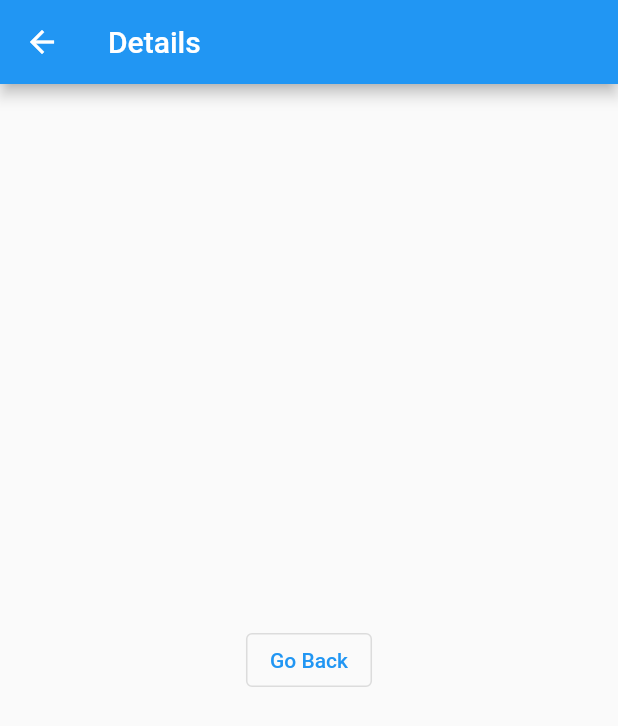
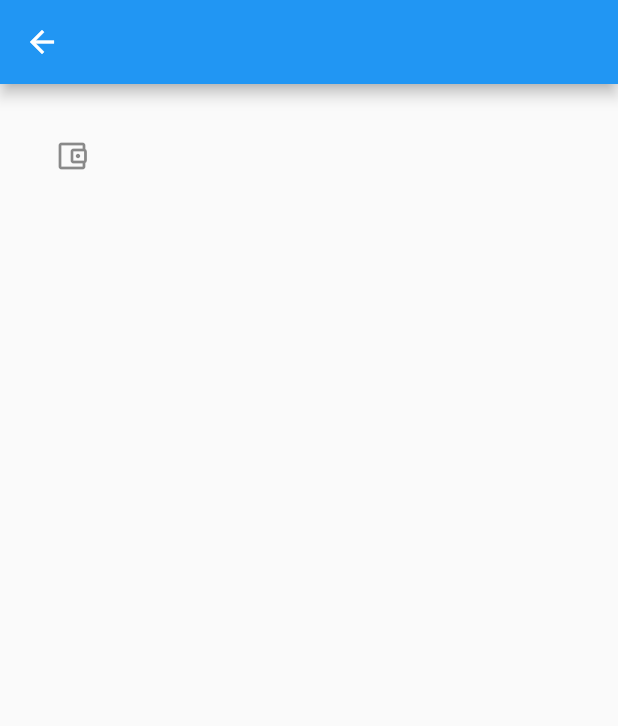
Before and after one commit to oyegbilepraise/learnflutter, a Flutter app: the screen it shows after launch, after a tap on "SUBMIT", on a phone screen of 412 x 824 dp. Shown: the top 726 px of the screen. Run offline on Flutter 3.47's test engine with Material 2 defaults, Android fonts, the phone set to English and light mode, and no system bars; our stand-ins replace font_awesome_flutter.

Commit message:
Learnt Navigators

```diff
--- a/lib/screens/Details.dart
+++ b/lib/screens/Details.dart
@@ -2,25 +2,34 @@ import 'package:flutter/material.dart';
 import 'package:learnflutter/screens/MyForm.dart';
 
 class Details extends StatelessWidget {
-  const Details({Key? key}) : super(key: key);
+  Details({Key? key, required this.productName, required this.subtitle}) : super(key: key);
+
+  String productName, subtitle;
 
   @override
   Widget build(BuildContext context) {
     return Scaffold(
       appBar: AppBar(
-        title: const Text('Details'),
+        title: Text(productName),
         leading: IconButton(
             onPressed: () {
               Navigator.pop(context);
             },
-            icon: Icon(Icons.arrow_back)),
+            icon: const Icon(Icons.arrow_back)),
       ),
       body: Center(
-        child: OutlinedButton(
-          child: const Text('Go Back'),
-          onPressed: () {},
+          child: Container(
+        padding: const EdgeInsets.all(20.0),
+        child: ListView(
+          children: [
+            ListTile(
+              leading: const Icon(Icons.account_balance_wallet_outlined),
+              title: Text(productName),
+              subtitle: Text(subtitle),
+            )
+          ],
         ),
-      ),
+      )),
     );
   }
 }
--- a/lib/screens/MyForm.dart
+++ b/lib/screens/MyForm.dart
@@ -9,30 +9,114 @@ class MyForm extends StatefulWidget {
 }
 
 class _MyFormState extends State<MyForm> {
+  final _productNameController = TextEditingController();
+  final _productController = TextEditingController();
+  bool? _checkBox, _listCheckBox = false;
+
+  @override
+  void dispose() {
+    _productController.dispose();
+    _productNameController.dispose();
+    super.dispose();
+  }
+
   @override
   Widget build(BuildContext context) {
     return Scaffold(
       appBar: AppBar(
-        title: Text('Form'),
+        title: const Text('Form'),
       ),
-      body: Center(
-          child: OutlinedButton(
-        style: OutlinedButton.styleFrom(minimumSize: const Size(200, 50)),
+      body: Container(
+        padding: const EdgeInsets.all(20.0),
+        child: ListView(
+          children: [
+            TextField(
+              controller: _productController,
+              decoration: const InputDecoration(
+                labelText: 'Product Name',
+                prefixIcon: Icon(
+                  Icons.verified_user_outlined,
+                ),
+                border: OutlineInputBorder(),
+              ),
+            ),
+            const SizedBox(
+              height: 20.0,
+            ),
+            TextField(
+              controller: _productNameController,
+              decoration: const InputDecoration(
+                labelText: 'Product subtitle',
+                prefixIcon: Icon(
+                  Icons.verified_user_outlined,
+                ),
+                border: OutlineInputBorder(),
+              ),
+            ),
+            const SizedBox(
+              height: 20.0,
+            ),
+            Checkbox(
+              value: _checkBox,
+              onChanged: (val) {
+                setState(() {
+                  _checkBox = val;
+                });
+              },
+            ),
+            CheckboxListTile(
+              value: _listCheckBox,
+              title: const Text('Top Product'),
+              controlAffinity: ListTileControlAffinity.leading,
+              onChanged: (val) {
+                setState(() {
+                  _listCheckBox = val;
+                });
+              },
+            ),
+            const SizedBox(
+              height: 20.0,
+            ),
+            myBtn(context)
+          ],
+        ),
+      ),
+    );
+  }
+
+  OutlinedButton myBtn(BuildContext context) {
+    return OutlinedButton(
+      style: OutlinedButton.styleFrom(
+        minimumSize: const Size(200, 50),
+      ),
       onPressed: () {
         Navigator.push(
           context,
           MaterialPageRoute(
             builder: (context) {
-                return Details();
+              return Details(
+                productName: _productController.text,
+                subtitle: _productNameController.text,
+              );
             },
           ),
         );
       },
       child: Text(
         'Submit'.toUpperCase(),
-          style: TextStyle(fontWeight: FontWeight.bold),
+        style: const TextStyle(fontWeight: FontWeight.bold),
       ),
-      )),
     );
   }
 }
+
+// class myBtn extends StatelessWidget {
+//   const myBtn({
+//     Key? key,
+//   }) : super(key: key);
+//
+//   @override
+//   Widget build(BuildContext context) {
+//     return
+//   }
+// }
```
Lines whose indentation alone changed are shown as unchanged.
